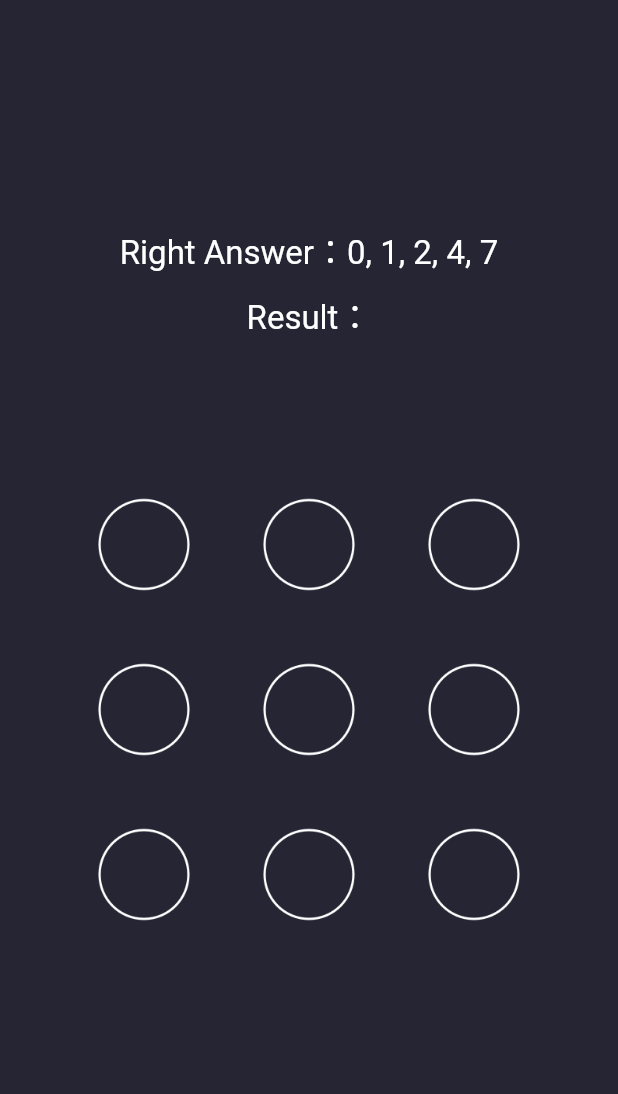
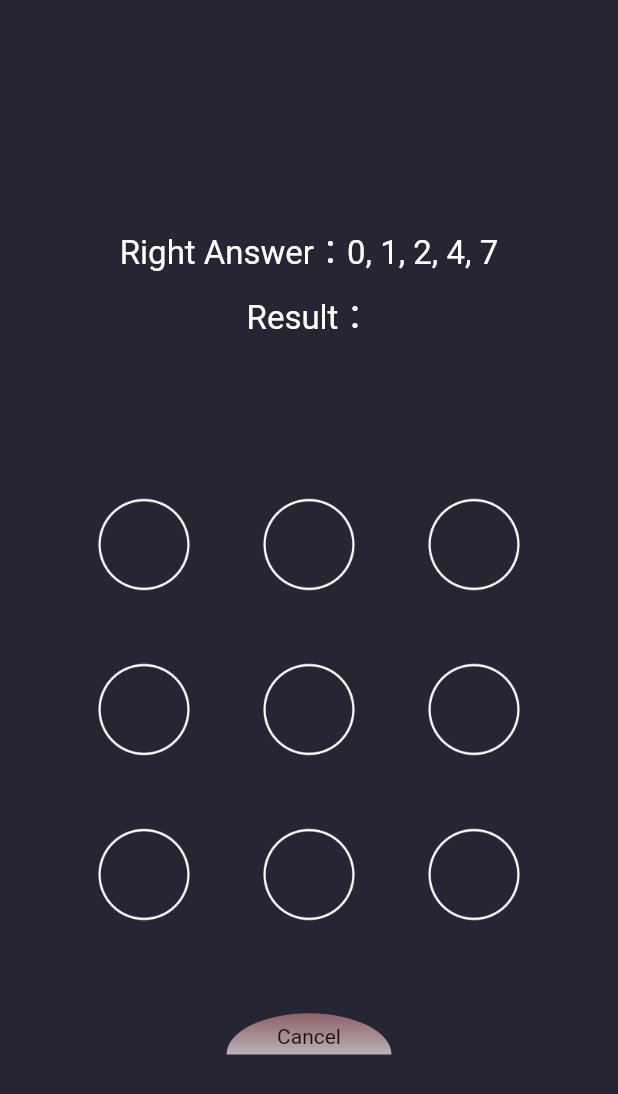
Before and after one commit to LuodiJackShen/GesturePasswordWidget, a Flutter app: the screen it shows after launch, on a phone screen of 412 x 824 dp. Shown: the top 1094 px of the screen. Run offline on Flutter 3.47's test engine with Material 2 defaults, Android fonts, the phone set to English and light mode, and no system bars.

Commit message:
Added feature to cancel drawn pattern

```diff
--- /dev/null
+++ b/example/lib/cancel_button.dart
@@ -0,0 +1,54 @@
+import 'dart:math' as math;
+import 'package:flutter/material.dart';
+
+class CancelButton extends StatelessWidget {
+  final double diameter;
+  final Widget? child;
+
+  const CancelButton({key, this.diameter = 300, this.child});
+
+  @override
+  Widget build(BuildContext context) {
+    return Stack(
+      children: [
+        CustomPaint(
+          painter: MyPainter(),
+          size: Size(diameter, diameter),
+        ),
+        Positioned.fill(
+          child: Align(
+            alignment: const Alignment(0.0, -0.25),
+            child: child,
+          ),
+        ),
+      ],
+    );
+  }
+}
+
+class MyPainter extends CustomPainter {
+  @override
+  void paint(Canvas canvas, Size size) {
+    var rect = Offset.zero & size;
+    Paint paint = Paint()
+      ..shader = const LinearGradient(
+        begin: Alignment.topCenter,
+        end: Alignment(0.0, 0.05),
+        colors: [Color(0x4CF85151), Colors.white70],
+      ).createShader(rect);
+    canvas.drawArc(
+      Rect.fromCenter(
+        center: Offset(size.height / 2, size.width / 2),
+        height: size.height * 0.5,
+        width: size.width,
+      ),
+      math.pi,
+      math.pi,
+      false,
+      paint,
+    );
+  }
+
+  @override
+  bool shouldRepaint(CustomPainter oldDelegate) => false;
+}
--- a/example/lib/main.dart
+++ b/example/lib/main.dart
@@ -1,3 +1,4 @@
+import 'package:example/cancel_button.dart';
 import 'package:flutter/material.dart';
 import 'package:gesture_password_widget/gesture_password_widget.dart';
 
@@ -102,6 +103,17 @@ class _GesturePasswordWidgetDemoState extends State<GesturePasswordWidgetDemo> {
         setState(() {
           result = data.join(', ');
         });
+        debugPrint("result: $result");
+      },
+      cancelButton: CancelButton(
+        diameter: 110,
+        child: Text("Cancel"),
+      ),
+      onCancel: () {
+        setState(() {
+          result = "Cancelled";
+        });
+        debugPrint("Drawn Pattern Cancelled");
       },
     );
   }
--- a/lib/widget/gesture_password_widget.dart
+++ b/lib/widget/gesture_password_widget.dart
@@ -13,6 +13,8 @@ typedef OnHitPoint = void Function();
 /// 手势滑动结束时的回调函数
 /// [result] 已经选择的所有点的结果集
 typedef OnComplete = void Function(List<int?> result);
+
+typedef OnCancel = void Function();
 
 /// 一个支持高度自定义、满足绝大部分日常需求的手势密码绘制widget
 ///
@@ -169,33 +171,14 @@ class GesturePasswordWidget extends StatefulWidget with DiagnosticableTreeMixin
   ///如果设置了此值，则长度不够时显示[errorItem]和[errorLineColor].
   final int? minLength;
 
-  GesturePasswordWidget({
-    this.size = 300.0,
-    this.identifySize = 50.0,
-    this.normalItem,
-    this.selectedItem,
-    this.errorItem,
-    this.hitItem,
-    this.arrowItem,
-    this.errorArrowItem,
-    this.arrowXAlign = 0.6,
-    this.arrowYAlign = 0.0,
-    this.singleLineCount = 3,
-    this.color,
-    this.onHitPoint,
-    this.onComplete,
-    this.lineColor = Colors.green,
-    this.errorLineColor = Colors.redAccent,
-    this.lineWidth = 2.0,
-    this.answer,
-    this.loose = true,
-    this.completeWaitMilliseconds = 300,
-    this.hitShowMilliseconds = 40,
-    this.minLength,
-  })  : assert(singleLineCount > 1, 'singLineCount must not be smaller than 1'),
-        assert(identifySize > 0),
-        assert(size > identifySize),
-        assert(!(errorArrowItem != null && arrowItem == null), 'when arrowItem == null, errorArrowItem will not be shown.');
+  ///Used to cancel the drawn pattern
+  final Widget? cancelButton;
+
+  ///The size of the area used to judge whether the cancel point is selected, the larger the value, the more accurate the recognition.
+  final double cancelIdentifySize;
+
+  ///Callback function when the cancelled
+  final OnCancel? onCancel;
 
   @override
   void debugFillProperties(DiagnosticPropertiesBuilder properties) {
@@ -234,6 +217,37 @@ class GesturePasswordWidget extends StatefulWidget with DiagnosticableTreeMixin
     properties.add(IntProperty('minLength', minLength));
   }
 
+  GesturePasswordWidget({
+    this.size = 300.0,
+    this.identifySize = 50.0,
+    this.normalItem,
+    this.selectedItem,
+    this.errorItem,
+    this.hitItem,
+    this.arrowItem,
+    this.errorArrowItem,
+    this.arrowXAlign = 0.6,
+    this.arrowYAlign = 0.0,
+    this.singleLineCount = 3,
+    this.color,
+    this.onHitPoint,
+    this.onComplete,
+    this.onCancel,
+    this.lineColor = Colors.green,
+    this.errorLineColor = Colors.redAccent,
+    this.lineWidth = 2.0,
+    this.answer,
+    this.loose = true,
+    this.completeWaitMilliseconds = 300,
+    this.hitShowMilliseconds = 40,
+    this.minLength,
+    this.cancelIdentifySize = 50.0,
+    this.cancelButton,
+  })  : assert(singleLineCount > 1, 'singLineCount must not be smaller than 1'),
+        assert(identifySize > 0),
+        assert(size > identifySize),
+        assert(!(errorArrowItem != null && arrowItem == null), 'when arrowItem == null, errorArrowItem will not be shown.');
+
   @override
   _GesturePasswordWidgetState createState() => _GesturePasswordWidgetState();
 }
@@ -254,6 +268,7 @@ class _GesturePasswordWidgetState extends State<GesturePasswordWidget> {
   final linePoints = <Point<double>>[];
   final result = <int?>[];
   final double defaultSize = 10.0;
+  late PointItem cancelPoint;
 
   @override
   void initState() {
@@ -287,6 +302,8 @@ class _GesturePasswordWidgetState extends State<GesturePasswordWidget> {
     normalItem = widget.normalItem ?? defaultNormalItem;
     selectedItem = widget.selectedItem ?? defaultSelectedItem;
     errorItem = widget.errorItem ?? defaultErrorItem;
+
+    cancelPoint = PointItem(x: widget.size * 0.5, y: widget.size + 50, isSelected: false);
 
     totalCount = widget.singleLineCount * widget.singleLineCount;
     origin = Point<double>(widget.size * 0.5, widget.size * 0.5);
@@ -326,7 +343,20 @@ class _GesturePasswordWidgetState extends State<GesturePasswordWidget> {
   Widget build(BuildContext context) {
     return IgnorePointer(
       ignoring: ignoring,
-      child: Container(
+      child: widget.cancelButton != null
+          ? Column(
+              children: [
+                buildGesturePasswordWidget(),
+                SizedBox(height: 25),
+                widget.cancelButton!,
+              ],
+            )
+          : buildGesturePasswordWidget(),
+    );
+  }
+
+  Widget buildGesturePasswordWidget() {
+    return Container(
       color: widget.color ?? Theme.of(context).scaffoldBackgroundColor,
       width: widget.size,
       height: widget.size,
@@ -338,6 +368,7 @@ class _GesturePasswordWidgetState extends State<GesturePasswordWidget> {
               onPanUpdate: handlePanUpdate,
               onPanEnd: handPanEnd,
               onPanCancel: () {
+                print("onPanCancel ");
                 handPanEnd(null);
               },
               child: CustomPaint(
@@ -348,7 +379,6 @@ class _GesturePasswordWidgetState extends State<GesturePasswordWidget> {
                 ),
                 willChange: true,
                 size: Size(widget.size, widget.size),
-                ),
               ),
             ),
           ),
@@ -434,6 +464,13 @@ class _GesturePasswordWidgetState extends State<GesturePasswordWidget> {
     }
   }
 
+  void checkCancelPoint(Point<double> curPoint) {
+    final point = calculateCancelHintPoint(curPoint);
+    if (point != null) {
+      cancelPoint.isSelected = true;
+    }
+  }
+
   void handlePanUpdate(DragUpdateDetails details) {
     Point<double> curPoint = Point(details.localPosition.dx, details.localPosition.dy);
     final hitPoint = calculateHintPoint(curPoint);
@@ -498,6 +535,7 @@ class _GesturePasswordWidgetState extends State<GesturePasswordWidget> {
         lastPoint = curPoint;
       }
     }
+    checkCancelPoint(curPoint);
   }
 
   void handPanEnd(DragEndDetails? details) async {
@@ -505,8 +543,10 @@ class _GesturePasswordWidgetState extends State<GesturePasswordWidget> {
       return;
     }
 
+    if (cancelPoint.isSelected) {
+      widget.onCancel?.call();
+    } else {
       widget.onComplete?.call(result);
-
       if (!mounted) {
         return;
       }
@@ -540,6 +580,8 @@ class _GesturePasswordWidgetState extends State<GesturePasswordWidget> {
       if (!mounted) {
         return;
       }
+    }
+
     setState(() {
       points.forEach((p) {
         p.isSelected = false;
@@ -548,6 +590,7 @@ class _GesturePasswordWidgetState extends State<GesturePasswordWidget> {
       });
       linePoints.clear();
       result.clear();
+      cancelPoint.isSelected = false;
     });
   }
 
@@ -561,6 +604,14 @@ class _GesturePasswordWidgetState extends State<GesturePasswordWidget> {
         }
         return points[i];
       }
+    }
+    return null;
+  }
+
+  PointItem? calculateCancelHintPoint(Point<double> curPoint) {
+    final p = Point(cancelPoint.x, cancelPoint.y);
+    if (p.distanceTo(curPoint) + 0.5 < widget.cancelIdentifySize) {
+      return cancelPoint;
     }
     return null;
   }
```
Lines whose indentation alone changed are shown as unchanged.
